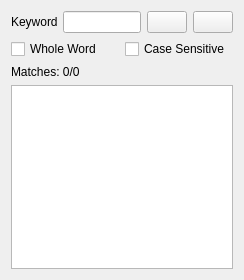
The window that textmatcher.ui (orkhan-muradov-dev/qt-text-matcher) describes before a commit, drawn with Qt 5.
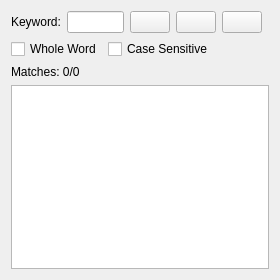
The same window after the commit. Icons and pictures are not drawn.

Commit message: feat(io): add file-open support and UI polish (load button, icon, clear button)

Diff of the .ui file:
```diff
--- a/textmatcher.ui
+++ b/textmatcher.ui
@@ -6,15 +6,21 @@
    <rect>
     <x>0</x>
     <y>0</y>
-    <width>244</width>
+    <width>280</width>
     <height>280</height>
    </rect>
   </property>
+  <property name="minimumSize">
+   <size>
+    <width>240</width>
+    <height>240</height>
+   </size>
+  </property>
   <property name="windowTitle">
    <string>TextMatcher</string>
   </property>
   <layout class="QGridLayout" name="gridLayout">
-   <item row="0" column="0">
+   <item row="1" column="0">
     <layout class="QVBoxLayout" name="verticalLayout">
      <item>
       <layout class="QHBoxLayout" name="horizontalLayout">
@@ -22,7 +28,7 @@
         <widget class="QLabel" name="label">
          <property name="minimumSize">
           <size>
-           <width>46</width>
+           <width>50</width>
            <height>0</height>
           </size>
          </property>
@@ -32,10 +38,23 @@
         </widget>
        </item>
        <item>
-        <widget class="QLineEdit" name="lineEdit"/>
+        <widget class="QLineEdit" name="lineEdit">
+         <property name="layoutDirection">
+          <enum>Qt::LayoutDirection::LeftToRight</enum>
+         </property>
+         <property name="clearButtonEnabled">
+          <bool>true</bool>
+         </property>
+        </widget>
        </item>
        <item>
         <widget class="QPushButton" name="findPrevButton">
+         <property name="sizePolicy">
+          <sizepolicy hsizetype="Fixed" vsizetype="Fixed">
+           <horstretch>0</horstretch>
+           <verstretch>0</verstretch>
+          </sizepolicy>
+         </property>
          <property name="text">
           <string/>
          </property>
@@ -52,6 +71,12 @@
        </item>
        <item>
         <widget class="QPushButton" name="findNextButton">
+         <property name="sizePolicy">
+          <sizepolicy hsizetype="Fixed" vsizetype="Fixed">
+           <horstretch>0</horstretch>
+           <verstretch>0</verstretch>
+          </sizepolicy>
+         </property>
          <property name="text">
           <string/>
          </property>
@@ -66,6 +91,29 @@
          </property>
         </widget>
        </item>
+       <item>
+        <widget class="QPushButton" name="loadFileButton">
+         <property name="sizePolicy">
+          <sizepolicy hsizetype="Fixed" vsizetype="Fixed">
+           <horstretch>0</horstretch>
+           <verstretch>0</verstretch>
+          </sizepolicy>
+         </property>
+         <property name="text">
+          <string/>
+         </property>
+         <property name="icon">
+          <iconset theme="QIcon::ThemeIcon::DocumentOpen"/>
+         </property>
+        </widget>
+       </item>
+       <item>
+        <spacer name="horizontalSpacer">
+         <property name="orientation">
+          <enum>Qt::Orientation::Horizontal</enum>
+         </property>
+        </spacer>
+       </item>
       </layout>
      </item>
      <item>
@@ -79,6 +127,12 @@
        </item>
        <item>
         <widget class="QCheckBox" name="caseSensitiveCheckbox">
+         <property name="sizePolicy">
+          <sizepolicy hsizetype="MinimumExpanding" vsizetype="Fixed">
+           <horstretch>0</horstretch>
+           <verstretch>0</verstretch>
+          </sizepolicy>
+         </property>
          <property name="text">
           <string>Case Sensitive</string>
          </property>
@@ -103,8 +157,8 @@
       <widget class="QTextEdit" name="textEdit">
        <property name="minimumSize">
         <size>
-         <width>150</width>
-         <height>150</height>
+         <width>0</width>
+         <height>0</height>
         </size>
        </property>
       </widget>
```
The commit also changes 2 other files.
